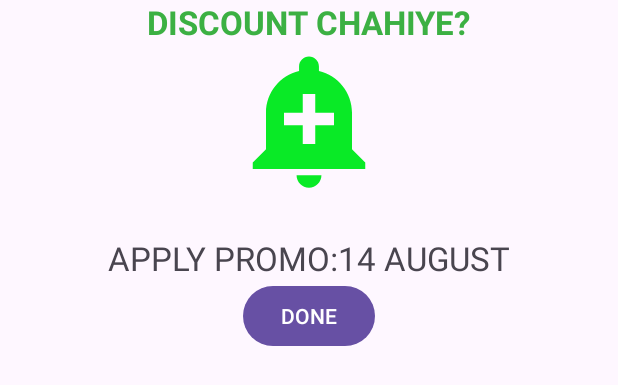
After one commit to bilalpasta17/BykeaApplication, an Android app: the layout alert.xml on its own in the app's theme, with its tools: preview values and no code run, on a phone screen of 412 x 824 dp. The commit adds this screen. Shown: the top 385 px of the screen. Run offline under Robolectric (Android 15) with nearby library versions, the phone set to English and light mode, and no system bars.

Commit message:
Custom_Alert & Default Alert

```diff
--- a/app/src/main/AndroidManifest.xml
+++ b/app/src/main/AndroidManifest.xml
@@ -13,10 +13,10 @@
         android:theme="@style/Theme.BykeaApplication"
         tools:targetApi="31">
         <activity
-            android:name=".activity_home"
+            android:name=".MainActivity"
             android:exported="false" />
         <activity
-            android:name=".MainActivity"
+            android:name=".activity_home"
             android:exported="true">
             <intent-filter>
                 <action android:name="android.intent.action.MAIN" />
--- /dev/null
+++ b/app/src/main/res/drawable/baseline_add_alert_24.xml
@@ -0,0 +1,5 @@
+<vector android:height="24dp" android:tint="#09EA26"
+    android:viewportHeight="24" android:viewportWidth="24"
+    android:width="24dp" xmlns:android="http://schemas.android.com/apk/res/android">
+    <path android:fillColor="@android:color/white" android:pathData="M10.01,21.01c0,1.1 0.89,1.99 1.99,1.99s1.99,-0.89 1.99,-1.99h-3.98zM18.88,16.82L18.88,11c0,-3.25 -2.25,-5.97 -5.29,-6.69v-0.72C13.59,2.71 12.88,2 12,2s-1.59,0.71 -1.59,1.59v0.72C7.37,5.03 5.12,7.75 5.12,11v5.82L3,18.94L3,20h18v-1.06l-2.12,-2.12zM16,13.01h-3v3h-2v-3L8,13.01L8,11h3L11,8h2v3h3v2.01z"/>
+</vector>
--- a/app/src/main/res/layout/activity_home.xml
+++ b/app/src/main/res/layout/activity_home.xml
@@ -7,6 +7,8 @@
     android:layout_height="wrap_content"
     android:background="@color/white"
     tools:context=".activity_home">
+
+
 
     <androidx.appcompat.widget.Toolbar
         android:id="@+id/toolbar"
@@ -44,6 +46,7 @@
 
 
     <androidx.cardview.widget.CardView
+        android:id="@+id/cardView2"
         android:layout_width="match_parent"
         android:layout_height="230dp"
         android:layout_margin="16dp"
--- /dev/null
+++ b/app/src/main/res/layout/alert.xml
@@ -0,0 +1,50 @@
+<?xml version="1.0" encoding="utf-8"?>
+<androidx.constraintlayout.widget.ConstraintLayout xmlns:android="http://schemas.android.com/apk/res/android"
+    xmlns:app="http://schemas.android.com/apk/res-auto"
+    xmlns:tools="http://schemas.android.com/tools"
+    android:layout_width="match_parent"
+    android:layout_height="match_parent">
+
+    <TextView
+        android:id="@+id/textView2"
+        android:layout_width="wrap_content"
+        android:layout_height="wrap_content"
+        android:text="DISCOUNT CHAHIYE?"
+        android:textColor="@color/green"
+        android:textStyle="bold"
+        android:textSize="22dp"
+
+        app:layout_constraintEnd_toEndOf="parent"
+        app:layout_constraintStart_toStartOf="parent"
+        app:layout_constraintTop_toTopOf="parent" />
+
+    <ImageView
+        android:id="@+id/imageView6"
+        android:layout_width="match_parent"
+        android:layout_height="100dp"
+        app:layout_constraintEnd_toEndOf="parent"
+        app:layout_constraintStart_toStartOf="parent"
+        app:layout_constraintTop_toBottomOf="@+id/textView2"
+        app:srcCompat="@drawable/baseline_add_alert_24" />
+
+    <TextView
+        android:id="@+id/textView3"
+        android:layout_width="wrap_content"
+        android:layout_height="wrap_content"
+        android:layout_marginTop="28dp"
+        android:text="APPLY PROMO:14 AUGUST"
+        android:textSize="22dp"
+
+        app:layout_constraintEnd_toEndOf="parent"
+        app:layout_constraintStart_toStartOf="parent"
+        app:layout_constraintTop_toBottomOf="@+id/imageView6" />
+
+    <Button
+        android:id="@+id/button"
+        android:layout_width="wrap_content"
+        android:layout_height="wrap_content"
+        android:text="DONE"
+        app:layout_constraintEnd_toEndOf="@+id/textView3"
+        app:layout_constraintStart_toStartOf="@+id/textView3"
+        app:layout_constraintTop_toBottomOf="@+id/textView3" />
+</androidx.constraintlayout.widget.ConstraintLayout>
--- a/app/src/main/res/values/strings.xml
+++ b/app/src/main/res/values/strings.xml
@@ -1,3 +1,4 @@
 <resources>
     <string name="app_name">BykeaApplication</string>
+    <string name="ab_hasil_krey_discount">Ab Hasil krey Discount</string>
 </resources>
```
Also changed, not shown: app/src/main/java/com/example/bykeaapplication/activity_home.java (+30 -0 lines), app/src/main/res/layout/cudtom_dialogue.xml (added, +51 -0 lines).
